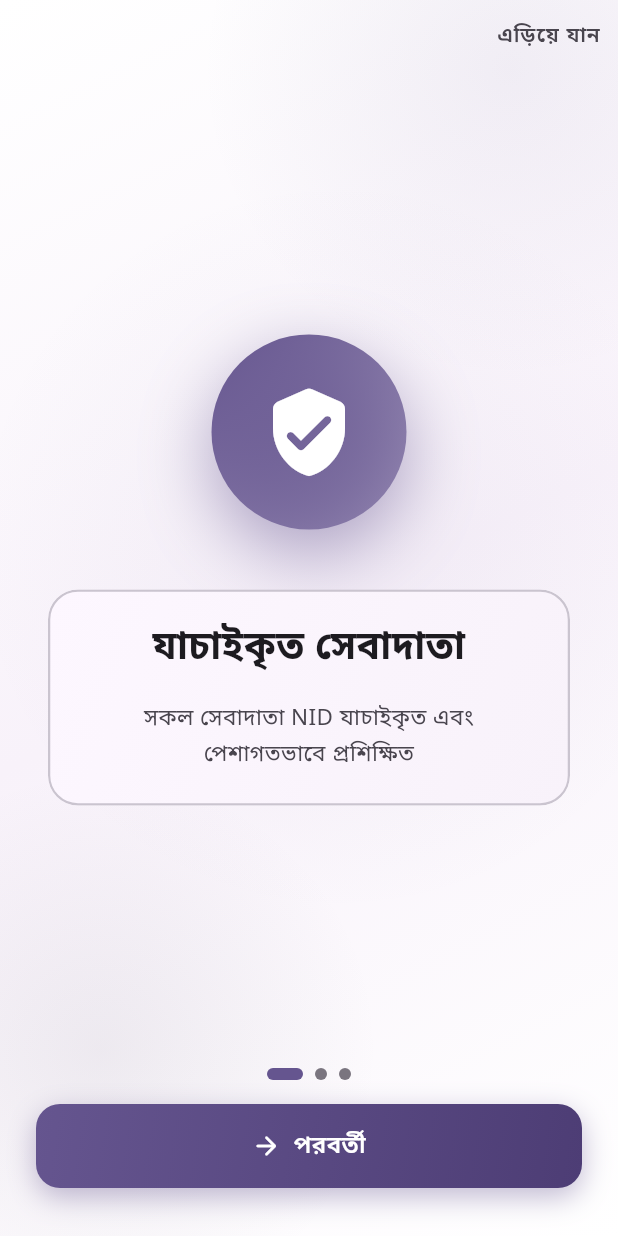
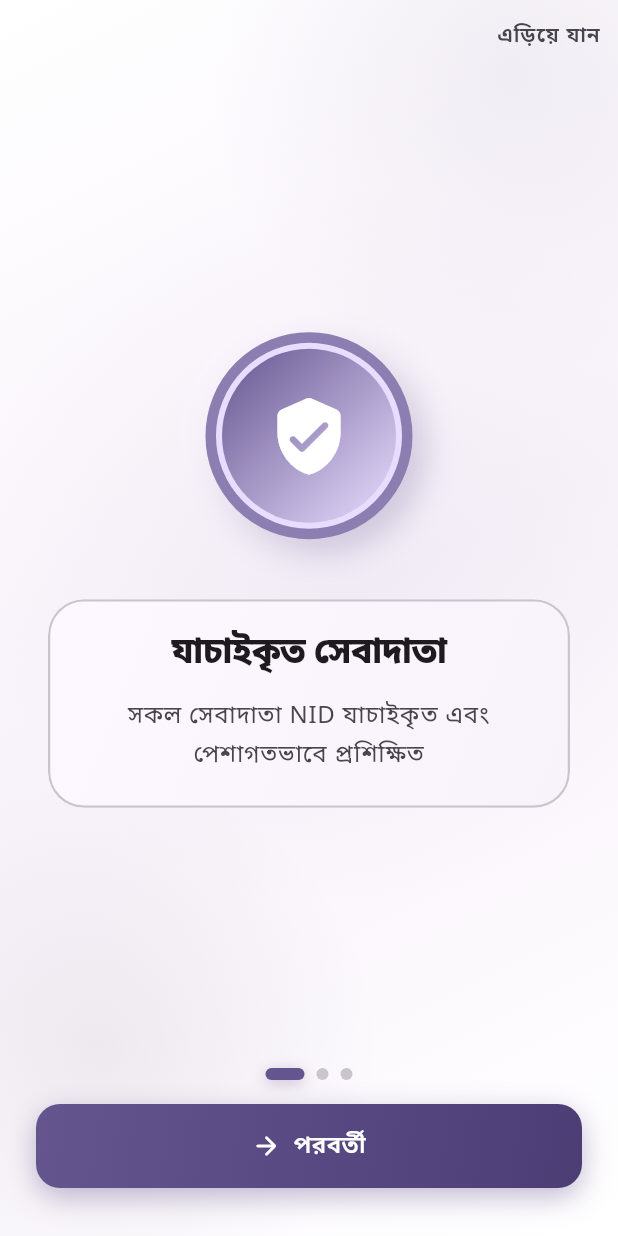
Before and after one commit to zamiljahid/kichaai, a Flutter app: the screen it shows after launch, on a phone screen of 412 x 824 dp. Run offline on Flutter 3.47's test engine with Material 3 defaults, Android fonts, the phone set to English and light mode, and no system bars; drawn by our look-alikes of flutter_animate; our stand-ins replace app_links, audioplayers, dio, firebase_core, firebase_messaging, flashy_tab_bar2 and 9 more; accounts and stored records are empty; statements that could not run were skipped.

Commit message:
feat(ui): restyle onboarding into ki_chai's language; adaptive launcher icons
Onboarding — styling, typography and animation only. The three pages' copy
(title/titleEn/desc/descEn) is byte-identical; the diff touches no string.
  - the page artwork becomes ki_chai's stacked concentric-ring treatment, the
    same one the splash uses for the logo: a soft container disc, a heavy
    primary ring, then the icon on a raised gradient plate. It was a flat
    gradient circle.
  - heading and body now come from the theme's type scale instead of inline
    font sizes, so they track the design system like every other screen.
  - the dot indicator picks up ki_chai's easeOutCubic pill transition and an
    active glow, and the card entrance gets the same curve.

Launcher icons regenerated from assets/images/logo.png, which is byte-identical
to ki_chai's assets/images/icon.png (md5 c274f191b1bf508b9e436dcb3f4e4cb7) — so
this is ki_chai's logo by definition. The legacy mipmaps came back unchanged,
which confirms they were already correct; what was actually missing is adaptive
icons. Neither app had any, so on Android 8+ the launcher fell back to the
legacy bitmap and shrank it inside a system-drawn shape. Now generated at all
five densities with the adaptive XML and a #E9DDFF background — the same tone as
the native splash, so icon, splash and first frame agree.

iOS AppIcon regenerated too: 21 sizes, RGB with no alpha channel, which is what
App Store submission requires.

```diff
--- a/lib/screens/onboarding_screen.dart
+++ b/lib/screens/onboarding_screen.dart
@@ -111,48 +111,81 @@ class _OnboardingScreenState extends State<OnboardingScreen> {
       child: Column(
         mainAxisAlignment: MainAxisAlignment.center,
         children: [
+          // ki_chai's stacked concentric-ring treatment, the same one the
+          // splash uses for the logo: a soft container disc, a heavy primary
+          // ring, then the artwork on a raised surface plate.
+          Stack(
+            alignment: Alignment.center,
+            children: [
               Container(
-            width: 130,
-            height: 130,
+                width: 138,
+                height: 138,
+                decoration: BoxDecoration(
+                  shape: BoxShape.circle,
+                  color: colors.primaryContainer,
+                  boxShadow: [
+                    BoxShadow(
+                      color: data.color.withValues(alpha: 0.28),
+                      offset: const Offset(8, 8),
+                      blurRadius: 18,
+                    ),
+                    BoxShadow(
+                      color: colors.surface.withValues(alpha: 0.5),
+                      offset: const Offset(-8, -8),
+                      blurRadius: 18,
+                    ),
+                  ],
+                ),
+              ),
+              Container(
+                width: 138,
+                height: 138,
+                decoration: BoxDecoration(
+                  shape: BoxShape.circle,
+                  border: Border.all(
+                    color: data.color.withValues(alpha: 0.7),
+                    width: 7,
+                  ),
+                ),
+              ),
+              Container(
+                width: 116,
+                height: 116,
                 decoration: BoxDecoration(
                   shape: BoxShape.circle,
                   gradient: LinearGradient(
-                colors: [data.color, data.color.withOpacity(0.6)],
                     begin: Alignment.topLeft,
                     end: Alignment.bottomRight,
+                    colors: [data.color, colors.primaryContainer],
                   ),
-              boxShadow: [
-                BoxShadow(
-                  color: data.color.withOpacity(0.5),
-                  blurRadius: 40,
-                  offset: const Offset(0, 15),
+                ),
+                child: Icon(data.icon, color: colors.onPrimary, size: 56),
               ),
             ],
-            ),
-            child: Icon(data.icon, color: colors.onPrimary, size: 64),
           )
               .animate(key: ValueKey(data.title))
               .scale(duration: 500.ms, curve: Curves.elasticOut)
               .fadeIn(),
           const SizedBox(height: 40),
           GlassCard(
+            borderRadius: 24,
             child: Column(
               children: [
                 Text(
                   isBn ? data.title : data.titleEn,
-                  style: TextStyle(
-                    color: colors.onSurface,
-                    fontSize: 26,
-                    fontWeight: FontWeight.w700,
+                  // Theme scale rather than an inline size, so the heading
+                  // tracks the design system like every other screen.
+                  style: Theme.of(context).textTheme.headlineLarge?.copyWith(
+                        fontWeight: FontWeight.w800,
+                        letterSpacing: -0.4,
                       ),
                   textAlign: TextAlign.center,
                 ),
-                const SizedBox(height: 16),
+                const SizedBox(height: 14),
                 Text(
                   isBn ? data.desc : data.descEn,
-                  style: TextStyle(
+                  style: Theme.of(context).textTheme.bodyLarge?.copyWith(
                         color: colors.onSurfaceVariant,
-                    fontSize: 15,
                         height: 1.6,
                       ),
                   textAlign: TextAlign.center,
@@ -162,7 +195,7 @@ class _OnboardingScreenState extends State<OnboardingScreen> {
           )
               .animate(key: ValueKey('card_${data.title}'))
               .fadeIn(duration: 400.ms)
-              .slideY(begin: 0.2),
+              .slideY(begin: 0.2, curve: Curves.easeOutCubic),
         ],
       ),
     );
@@ -175,13 +208,25 @@ class _OnboardingScreenState extends State<OnboardingScreen> {
       children: List.generate(
         _pages.length,
         (i) => AnimatedContainer(
-          duration: const Duration(milliseconds: 300),
+          duration: const Duration(milliseconds: 320),
+          curve: Curves.easeOutCubic,
           margin: const EdgeInsets.symmetric(horizontal: 4),
-          width: i == _currentPage ? 24 : 8,
+          width: i == _currentPage ? 26 : 8,
           height: 8,
           decoration: BoxDecoration(
-            color: i == _currentPage ? colors.primary : colors.outline,
+            color: i == _currentPage
+                ? colors.primary
+                : colors.outlineVariant,
             borderRadius: BorderRadius.circular(4),
+            boxShadow: i == _currentPage
+                ? [
+                    BoxShadow(
+                      color: colors.primary.withValues(alpha: 0.35),
+                      blurRadius: 8,
+                      offset: const Offset(0, 2),
+                    ),
+                  ]
+                : null,
           ),
         ),
       ),
```
Also changed, not shown: pubspec.yaml (+7 -0 lines), 7 other files. Lines whose indentation alone changed are shown as unchanged.
